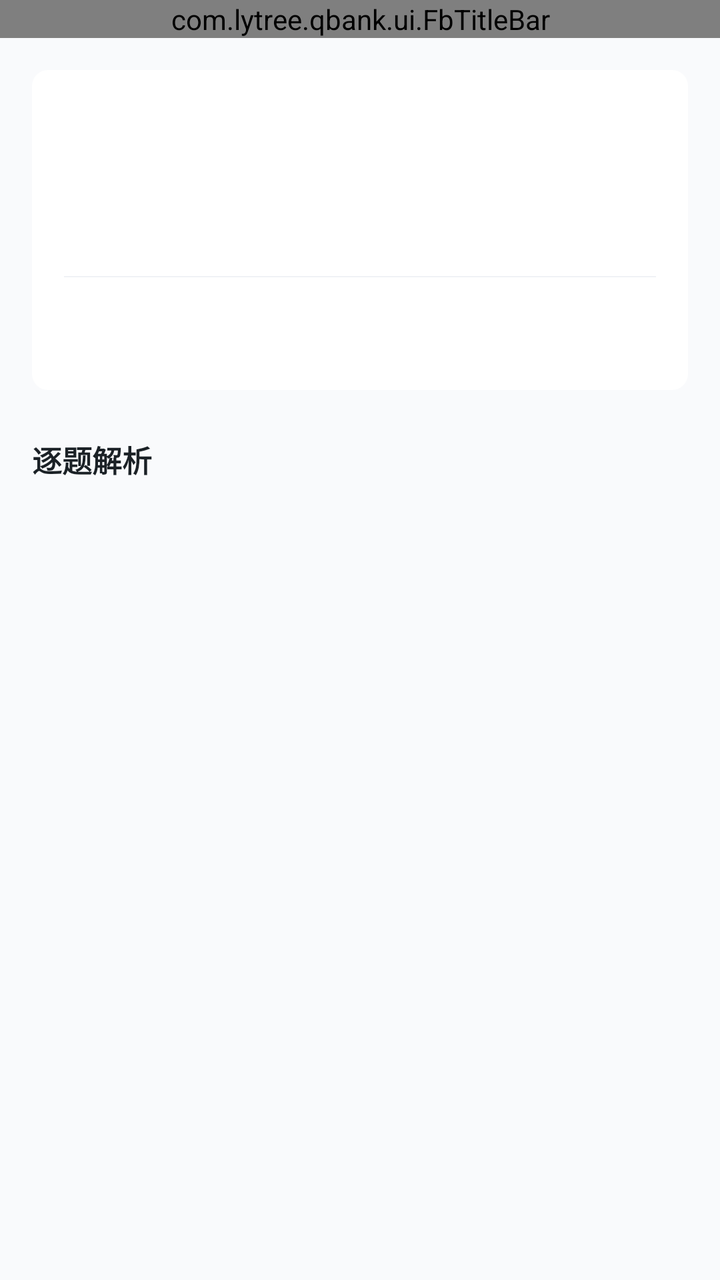
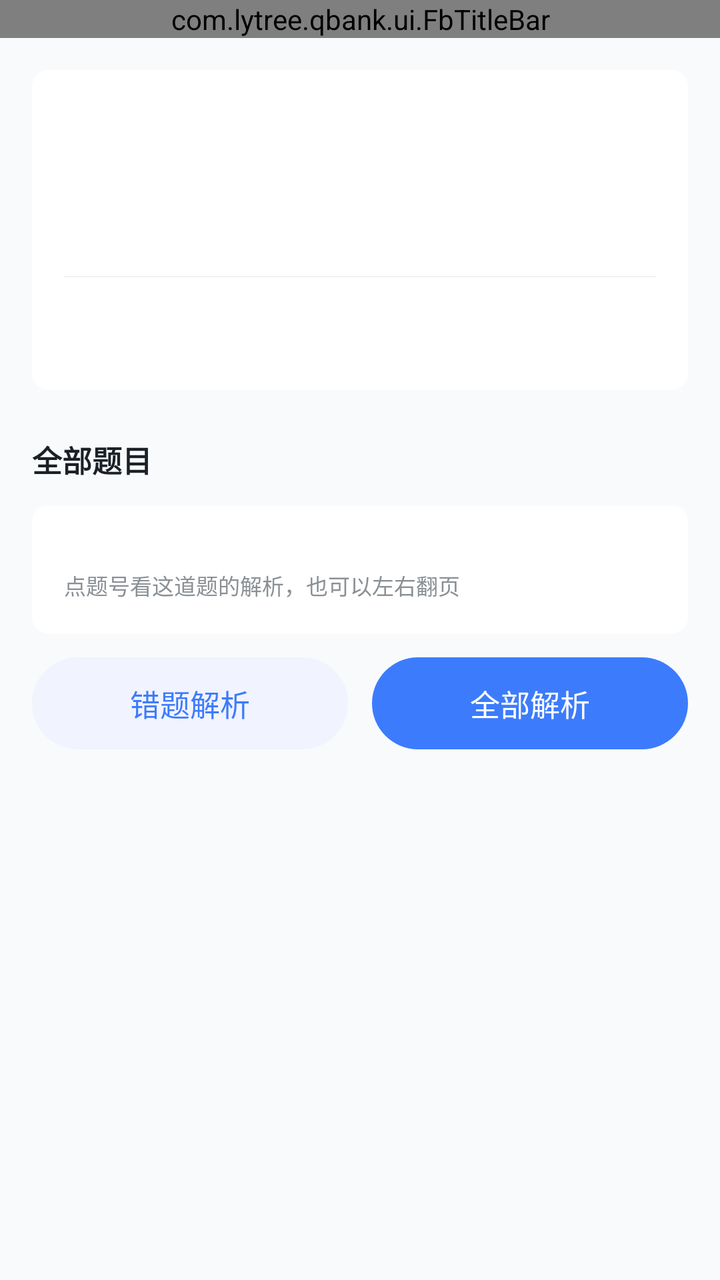

Two renders of the same Android screen: before a commit and after it. Below are the layout's source before the change and the commit's diff.
<!-- AndroidManifest.xml: application theme Theme.QBank -->
<!-- res/layout/activity_report.xml -->
<?xml version="1.0" encoding="utf-8"?>
<LinearLayout xmlns:android="http://schemas.android.com/apk/res/android"
    xmlns:tools="http://schemas.android.com/tools"
    style="@style/FbPage">

    <com.lytree.qbank.ui.FbTitleBar
        android:id="@+id/titleBar"
        android:layout_width="match_parent"
        android:layout_height="wrap_content" />

    <androidx.core.widget.NestedScrollView
        android:layout_width="match_parent"
        android:layout_height="0dp"
        android:layout_weight="1"
        android:scrollbars="none">

        <LinearLayout
            style="@style/FbPageColumn"
            android:paddingTop="@dimen/fb_space_16"
            android:paddingBottom="@dimen/fb_space_32">

            
            <TextView
                android:id="@+id/tvPendingHint"
                android:layout_width="match_parent"
                android:layout_height="wrap_content"
                android:layout_marginBottom="@dimen/fb_space_12"
                android:background="@drawable/bg_fb_note"
                android:lineSpacingExtra="3dp"
                android:padding="@dimen/fb_space_12"
                android:textColor="@color/fb_text_tertiary"
                android:textSize="@dimen/fb_text_body_sm"
                android:visibility="gone"
                tools:visibility="visible" />

            <LinearLayout
                style="@style/FbCard"
                android:gravity="center_horizontal"
                android:paddingTop="@dimen/fb_space_24"
                android:paddingBottom="@dimen/fb_space_4">

                <TextView
                    android:id="@+id/tvScore"
                    android:layout_width="wrap_content"
                    android:layout_height="wrap_content"
                    android:includeFontPadding="false"
                    android:textColor="@color/fb_primary"
                    android:textSize="@dimen/fb_text_display"
                    android:textStyle="bold" />

                <TextView
                    android:id="@+id/tvFull"
                    style="@style/FbItemSub"
                    android:layout_width="wrap_content"
                    android:layout_height="wrap_content"
                    android:layout_marginTop="@dimen/fb_space_4" />

                <View
                    style="@style/FbDivider"
                    android:layout_marginTop="@dimen/fb_space_20" />

                <LinearLayout
                    android:layout_width="match_parent"
                    android:layout_height="wrap_content"
                    android:orientation="horizontal"
                    android:paddingTop="@dimen/fb_space_12"
                    android:paddingBottom="@dimen/fb_space_12">

                    <TextView
                        android:id="@+id/tvCorrectRate"
                        style="@style/FbStatCell" />

                    <TextView
                        android:id="@+id/tvRight"
                        style="@style/FbStatCell" />

                    <TextView
                        android:id="@+id/tvWrong"
                        style="@style/FbStatCell" />

                    <TextView
                        android:id="@+id/tvTime"
                        style="@style/FbStatCell" />
                </LinearLayout>
            </LinearLayout>

            
            <LinearLayout
                android:id="@+id/subjectStatsCard"
                style="@style/FbCard"
                android:layout_marginTop="@dimen/fb_card_gap_v"
                android:visibility="gone"
                tools:visibility="visible">

                <TextView
                    android:id="@+id/tvSubjectTitle"
                    style="@style/FbGroupTitle"
                    android:layout_width="wrap_content"
                    android:layout_height="wrap_content"
                    android:text="@string/report_subject_title" />

                <LinearLayout
                    android:id="@+id/subjectStatsBox"
                    android:layout_width="match_parent"
                    android:layout_height="wrap_content"
                    android:layout_marginTop="@dimen/fb_space_8"
                    android:orientation="vertical" />
            </LinearLayout>

            <TextView
                android:id="@+id/tvAnalysisTitle"
                style="@style/FbSectionTitle"
                android:layout_marginTop="@dimen/fb_section_gap"
                android:text="@string/report_analysis_title" />

            <androidx.recyclerview.widget.RecyclerView
                android:id="@+id/list"
                android:layout_width="match_parent"
                android:layout_height="wrap_content"
                android:nestedScrollingEnabled="false" />
        </LinearLayout>
    </androidx.core.widget.NestedScrollView>
</LinearLayout>
<!-- resources referenced by this layout -->
<resources>
  <color name="fb_primary">#3C7CFC</color>
  <dimen name="fb_card_gap_v">12dp</dimen>
  <dimen name="fb_section_gap">24dp</dimen>
  <dimen name="fb_space_12">12dp</dimen>
  <dimen name="fb_space_16">16dp</dimen>
  <dimen name="fb_space_20">20dp</dimen>
  <dimen name="fb_space_24">24dp</dimen>
  <dimen name="fb_space_32">32dp</dimen>
  <dimen name="fb_space_4">4dp</dimen>
  <dimen name="fb_space_8">8dp</dimen>
  <string name="report_analysis_title">逐题解析</string>
  <color name="fb_note_bg">#F5F6F8</color>
  <dimen name="fb_radius_card">8dp</dimen>
  <dimen name="fb_card_pad">16dp</dimen>
  <color name="fb_divider">#F0F2F5</color>
  <dimen name="fb_text_group">13sp</dimen>
  <color name="fb_text_meta">#8A9095</color>
  <color name="fb_page_bg">#F9FAFC</color>
  <dimen name="fb_page_pad">16dp</dimen>
  <color name="fb_bar_bg">#FFFFFF</color>
  <color name="fb_card_bg">#FFFFFF</color>
  <dimen name="fb_card_radius">8dp</dimen>
  <dimen name="fb_radius_sheet">12dp</dimen>
  <!-- unchanged entries left out for length: 22 -->
</resources>

<!-- the commit's change to res/layout/activity_report.xml (unified diff, before → after) -->
@@ -107,17 +107,63 @@
                     android:orientation="vertical" />
             </LinearLayout>
 
+            
             <TextView
-                android:id="@+id/tvAnalysisTitle"
+                android:id="@+id/tvOverviewTitle"
                 style="@style/FbSectionTitle"
                 android:layout_marginTop="@dimen/fb_section_gap"
-                android:text="@string/report_analysis_title" />
+                android:text="@string/report_overview_title" />
 
-            <androidx.recyclerview.widget.RecyclerView
-                android:id="@+id/list"
+            <LinearLayout
+                style="@style/FbCard"
+                android:layout_marginTop="@dimen/fb_card_gap_v">
+
+                
+                <LinearLayout
+                    android:id="@+id/legendBox"
+                    android:layout_width="match_parent"
+                    android:layout_height="wrap_content"
+                    android:orientation="vertical" />
+
+                <androidx.recyclerview.widget.RecyclerView
+                    android:id="@+id/grid"
+                    android:layout_width="match_parent"
+                    android:layout_height="wrap_content"
+                    android:layout_marginTop="@dimen/fb_space_8"
+                    android:nestedScrollingEnabled="false"
+                    android:overScrollMode="never" />
+
+                <TextView
+                    android:id="@+id/tvOverviewHint"
+                    style="@style/FbCaption"
+                    android:layout_width="match_parent"
+                    android:layout_height="wrap_content"
+                    android:layout_marginTop="@dimen/fb_space_8"
+                    android:text="@string/report_overview_hint" />
+            </LinearLayout>
+
+            
+            <LinearLayout
                 android:layout_width="match_parent"
                 android:layout_height="wrap_content"
-                android:nestedScrollingEnabled="false" />
+                android:layout_marginTop="@dimen/fb_card_gap_v"
+                android:orientation="horizontal">
+
+                <com.google.android.material.button.MaterialButton
+                    android:id="@+id/btnStepAnalysis"
+                    style="@style/FbGhostButton"
+                    android:layout_width="0dp"
+                    android:layout_weight="1"
+                    android:text="@string/report_action_wrong_analysis" />
+
+                <com.google.android.material.button.MaterialButton
+                    android:id="@+id/btnAllAnalysis"
+                    style="@style/FbPrimaryButton"
+                    android:layout_width="0dp"
+                    android:layout_marginStart="@dimen/fb_space_12"
+                    android:layout_weight="1"
+                    android:text="@string/report_action_all_analysis" />
+            </LinearLayout>
         </LinearLayout>
     </androidx.core.widget.NestedScrollView>
 </LinearLayout>
<!-- resource entries referenced after the edit -->
@@ -10,15 +10,72 @@
   <dimen name="fb_space_32">32dp</dimen>
   <dimen name="fb_space_4">4dp</dimen>
   <dimen name="fb_space_8">8dp</dimen>
-  <string name="report_analysis_title">逐题解析</string>
+  <string name="report_action_all_analysis">全部解析</string>
+  <string name="report_action_wrong_analysis">错题解析</string>
+  <string name="report_overview_hint">点题号看这道题的解析，也可以左右翻页</string>
+  <string name="report_overview_title">全部题目</string>
+  <style name="FbCaption">
+          <item name="android:layout_width">wrap_content</item>
+          <item name="android:layout_height">wrap_content</item>
+          <item name="android:textSize">@dimen/fb_text_tag</item>
+          <item name="android:textColor">@color/fb_text_meta</item>
+          <item name="android:includeFontPadding">false</item>
+      </style>
+  <style name="FbGhostButton" parent="Widget.MaterialComponents.Button">
+          <item name="android:layout_height">@dimen/fb_btn_h</item>
+          <item name="android:textSize">@dimen/fb_btn_text_size</item>
+          <item name="android:textColor">@color/fb_primary</item>
+          <item name="android:textAllCaps">false</item>
+          <item name="android:letterSpacing">0</item>
+          <item name="android:minHeight">@dimen/fb_btn_h</item>
+          <item name="android:minWidth">0dp</item>
+          <item name="android:stateListAnimator">@null</item>
+          <item name="android:insetTop">0dp</item>
+          <item name="android:insetBottom">0dp</item>
+          <item name="backgroundTint">@color/fb_primary_bg</item>
+          <item name="cornerRadius">@dimen/fb_btn_radius</item>
+          <item name="elevation">0dp</item>
+          <item name="rippleColor">@color/fb_ripple</item>
+          <item name="iconTint">@color/fb_primary</item>
+          <item name="iconSize">18dp</item>
+          <item name="iconGravity">textStart</item>
+          <item name="iconPadding">6dp</item>
+      </style>
+  <style name="FbPrimaryButton" parent="Widget.MaterialComponents.Button">
+          <item name="android:layout_height">@dimen/fb_btn_h</item>
+          <item name="android:textSize">@dimen/fb_btn_text_size</item>
+          <item name="android:textColor">@color/fb_text_on_primary</item>
+          <item name="android:textAllCaps">false</item>
+          <item name="android:letterSpacing">0</item>
+          <item name="android:minHeight">@dimen/fb_btn_h</item>
+          <item name="android:minWidth">0dp</item>
+          <item name="android:stateListAnimator">@null</item>
+          <item name="android:insetTop">0dp</item>
+          <item name="android:insetBottom">0dp</item>
+          <item name="backgroundTint">@color/fb_primary</item>
+          <item name="cornerRadius">@dimen/fb_btn_radius</item>
+          <item name="elevation">0dp</item>
+          <item name="rippleColor">#33FFFFFF</item>
+          <item name="iconTint">@color/fb_text_on_primary</item>
+          <item name="iconSize">18dp</item>
+          <item name="iconGravity">textStart</item>
+          <item name="iconPadding">6dp</item>
+      </style>
   <color name="fb_note_bg">#F5F6F8</color>
   <dimen name="fb_radius_card">8dp</dimen>
+  <dimen name="fb_text_tag">11sp</dimen>
   <dimen name="fb_card_pad">16dp</dimen>
   <color name="fb_divider">#F0F2F5</color>
+  <dimen name="fb_btn_h">46dp</dimen>
+  <dimen name="fb_btn_text_size">15sp</dimen>
+  <color name="fb_primary_bg">#F1F3FF</color>
+  <dimen name="fb_btn_radius">23dp</dimen>
+  <color name="fb_ripple">#1A3C7CFC</color>
   <dimen name="fb_text_group">13sp</dimen>
   <color name="fb_text_meta">#8A9095</color>
   <color name="fb_page_bg">#F9FAFC</color>
   <dimen name="fb_page_pad">16dp</dimen>
+  <color name="fb_text_on_primary">#FFFFFF</color>
   <color name="fb_bar_bg">#FFFFFF</color>
   <color name="fb_card_bg">#FFFFFF</color>
   <dimen name="fb_card_radius">8dp</dimen>
